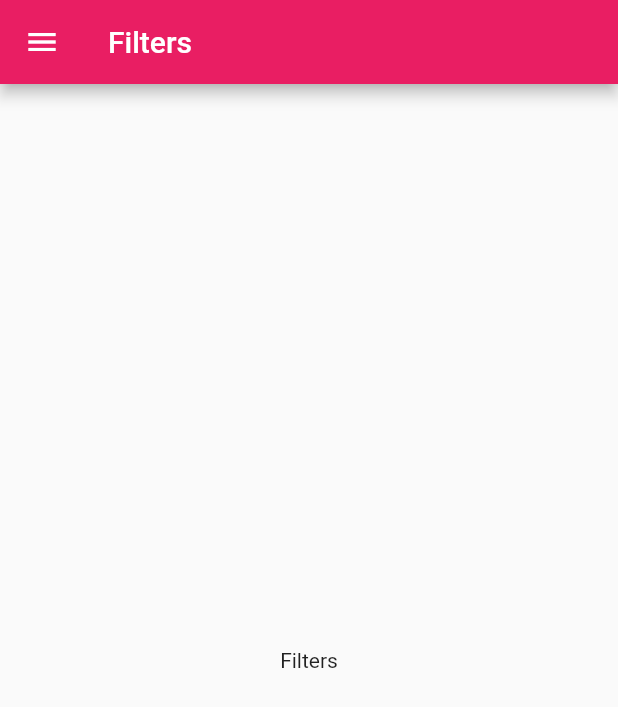
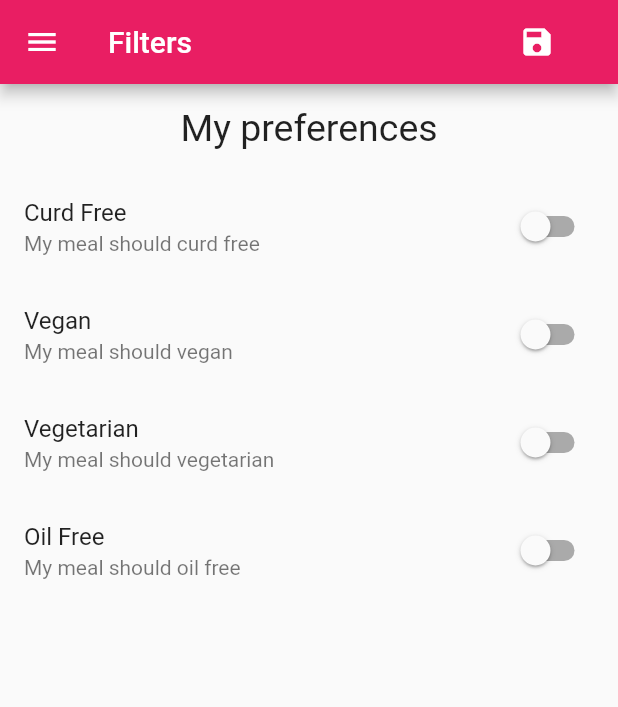
Before and after one commit to meta-ameet-khemani/GET2021-Flutter, a Flutter app: the Filters screen opened by its route, on a phone screen of 412 x 824 dp. Shown: the top 707 px of the screen. Run offline on Flutter 3.47's test engine with Material 2 defaults, Android fonts, the phone set to English and light mode, and no system bars; statements that could not run were skipped.

Commit message:
Added filtered options and accordingly it will affect the list of meals

```diff
--- a/lib/main.dart
+++ b/lib/main.dart
@@ -1,4 +1,6 @@
 import 'package:flutter/material.dart';
+import 'models/meal.dart';
+import 'temp_asset/dummy_meals.dart';
 import 'screens/bottom_tab_bar.dart';
 import 'screens/filters.dart';
 import 'screens/meal_item_details.dart';
@@ -8,9 +10,46 @@ void main() {
   runApp(MyApp());
 }
 
-class MyApp extends StatelessWidget {
+class MyApp extends StatefulWidget {
+  @override
+  _MyAppState createState() => _MyAppState();
+}
+
+class _MyAppState extends State<MyApp> {
+
+  Map<String, bool> _filterOptions = {
+    'curd' : false,
+    'vegan' : false,
+    'vegetarian' : false,
+    'oil' : false
+  };
+  List<Meal> _allMeals = DUMMY_MEALS;
+
   @override
   Widget build(BuildContext context) {
+
+    void _setFilterOptions (Map<String, bool> filterOptions) {
+
+      setState(() {
+        _filterOptions = filterOptions;
+        _allMeals = DUMMY_MEALS.where((meal) {
+          if (_filterOptions['oil'] && !meal.isOilFree) {
+            return false;
+          }
+          if (_filterOptions['curd'] && !meal.isCurdFree) {
+            return false;
+          }
+          if (_filterOptions['vegan'] && !meal.isVegan) {
+            return false;
+          }
+          if (_filterOptions['vegetarian'] && !meal.isVegetarian) {
+            return false;
+          }
+          return true;
+        }).toList();
+      });
+    }
+
     return MaterialApp(
       title: 'Flutter Demo',
       theme: ThemeData(
@@ -18,13 +57,14 @@ class MyApp extends StatelessWidget {
         visualDensity: VisualDensity.adaptivePlatformDensity,
       ),
       routes: {
-        MealsByCategory.routeName: (context) => MealsByCategory(),
+        '/': (context) => BottomTabBar(),
+        MealsByCategory.routeName: (context) => MealsByCategory(_allMeals),
         MealItemDetails.routeName: (context) => MealItemDetails(),
-        Filters.routeName: (context) => Filters(),
+        Filters.routeName: (context) => Filters(_filterOptions, _setFilterOptions),
       },
       // home: CategoryScreen(),
       // home: TopTabBars(),
-      home: BottomTabBar(),
+      // home: BottomTabBar(),
     );
   }
 }
--- a/lib/screens/all_meals_by_category_screen.dart
+++ b/lib/screens/all_meals_by_category_screen.dart
@@ -1,9 +1,12 @@
 import 'package:flutter/material.dart';
+import '../models/meal.dart';
 import 'meal_item.dart';
-import '../temp_asset/dummy_meals.dart';
 
 class MealsByCategory extends StatefulWidget {
   static const routeName = '/category-meal';
+  final List<Meal> _allMeals;
+
+  MealsByCategory(this._allMeals);
 
   @override
   _MealsByCategoryState createState() => _MealsByCategoryState();
@@ -22,7 +25,7 @@ class _MealsByCategoryState extends State<MealsByCategory> {
     title = routeArguments['title'];
     final Color color = routeArguments['color'] as Color;
 
-    mealsByCategoryId = DUMMY_MEALS.where((meal) {
+    mealsByCategoryId = widget._allMeals.where((meal) {
       return meal.categories.contains(id);
     }).toList();
 
--- a/lib/screens/filters.dart
+++ b/lib/screens/filters.dart
@@ -1,19 +1,101 @@
 import 'package:flutter/material.dart';
 import 'main_drawer.dart';
 
-class Filters extends StatelessWidget {
+class Filters extends StatefulWidget {
+
   static const routeName = '/filters';
+  final Function _setFilterOptions;
+  final Map<String, bool> _filterOptions;
+
+  Filters(this._filterOptions, this._setFilterOptions);
+
+  @override
+  _FiltersState createState() => _FiltersState();
+}
+
+class _FiltersState extends State<Filters> {
+
+  Widget _buildSwitchListTile (String title, String subTitle, bool originalValue, Function changeValue) {
+    return SwitchListTile(
+      value: originalValue,
+      onChanged: changeValue,
+      title: Text(title),
+      subtitle: Text(subTitle),
+    );
+  }
 
   @override
   Widget build(BuildContext context) {
     return Scaffold(
       appBar: AppBar(
         title: Text('Filters'),
+        actions: [
+          Padding(
+            padding: const EdgeInsets.symmetric(horizontal: 30),
+            child: IconButton(
+              icon: Icon(Icons.save),
+              onPressed: () {
+                final optionsToSend = {
+                  'curd' : widget._filterOptions['curd'],
+                  'vegan' : widget._filterOptions['vegan'],
+                  'vegetarian' : widget._filterOptions['vegetarian'],
+                  'oil' : widget._filterOptions['oil']
+                };
+                widget._setFilterOptions(optionsToSend);
+              },
+            ),
+          ),
+        ],
       ),
       drawer: MainDrawer(),
       body: Container(
-        child: Center(
-          child: Text('Filters'),
+        child: Column(
+          children: [
+            Container(
+              padding: EdgeInsets.symmetric(vertical: 15, horizontal: 100),
+              child: Text('My preferences', style: TextStyle(fontSize: 25),),
+            ),
+            _buildSwitchListTile(
+              'Curd Free',
+              'My meal should curd free',
+               widget._filterOptions['curd'],
+               (newValue) {
+                setState(() {
+                  widget._filterOptions['curd'] = newValue;
+                });
+              }
+            ),
+            _buildSwitchListTile(
+              'Vegan',
+              'My meal should vegan',
+               widget._filterOptions['vegan'],
+               (newValue) {
+                setState(() {
+                  widget._filterOptions['vegan'] = newValue;
+                });
+              }
+            ),
+            _buildSwitchListTile(
+              'Vegetarian',
+              'My meal should vegetarian',
+               widget._filterOptions['vegetarian'],
+               (newValue) {
+                setState(() {
+                  widget._filterOptions['vegetarian'] = newValue;
+                });
+              }
+            ),
+            _buildSwitchListTile(
+              'Oil Free',
+              'My meal should oil free',
+               widget._filterOptions['oil'],
+               (newValue) {
+                setState(() {
+                  widget._filterOptions['oil'] = newValue;
+                });
+              }
+            ),
+          ],
         ),
       ),
     );
--- a/lib/screens/main_drawer.dart
+++ b/lib/screens/main_drawer.dart
@@ -1,4 +1,3 @@
-import 'package:flutter/cupertino.dart';
 import 'package:flutter/material.dart';
 import 'filters.dart';
 
@@ -31,7 +30,7 @@ class MainDrawer extends StatelessWidget {
             ),
           ),
           ListTile(
-            onTap: () { Navigator.of(context).pushReplacementNamed(Filters.routeName); },
+            onTap: () { Navigator.of(context).pushNamed(Filters.routeName); }, // not using pushedNamedReplacement just because when we open filters and go back it should open that drawer otherwise our app will be closed
             leading: Icon(
               Icons.settings,
               size: 30,
--- a/lib/screens/meal_item_details.dart
+++ b/lib/screens/meal_item_details.dart
@@ -1,5 +1,5 @@
 import 'package:flutter/material.dart';
-import 'package:meals_app/temp_asset/dummy_meals.dart';
+import '../temp_asset/dummy_meals.dart';
 
 class MealItemDetails extends StatelessWidget {
 
--- a/lib/temp_asset/dummy_category_items.dart
+++ b/lib/temp_asset/dummy_category_items.dart
@@ -1,5 +1,5 @@
 import 'package:flutter/material.dart';
-import 'package:meals_app/models/category.dart';
+import '../models/category.dart';
 
 const DUMMY_CATEGORY_ITEM = const [
   Category(id: 'c1', title: 'Vegetarian', color: Colors.orange),
--- a/lib/temp_asset/dummy_meals.dart
+++ b/lib/temp_asset/dummy_meals.dart
@@ -30,7 +30,7 @@ const DUMMY_MEALS = const [
       'The sauce will be done once the spaghetti are.',
       'Feel free to add some cheese on top of the finished dish.'
     ],
-    isCurdFree: false,
+    isCurdFree: true,
     isVegan: true,
     isVegetarian: true,
     isOilFree: true,
```
